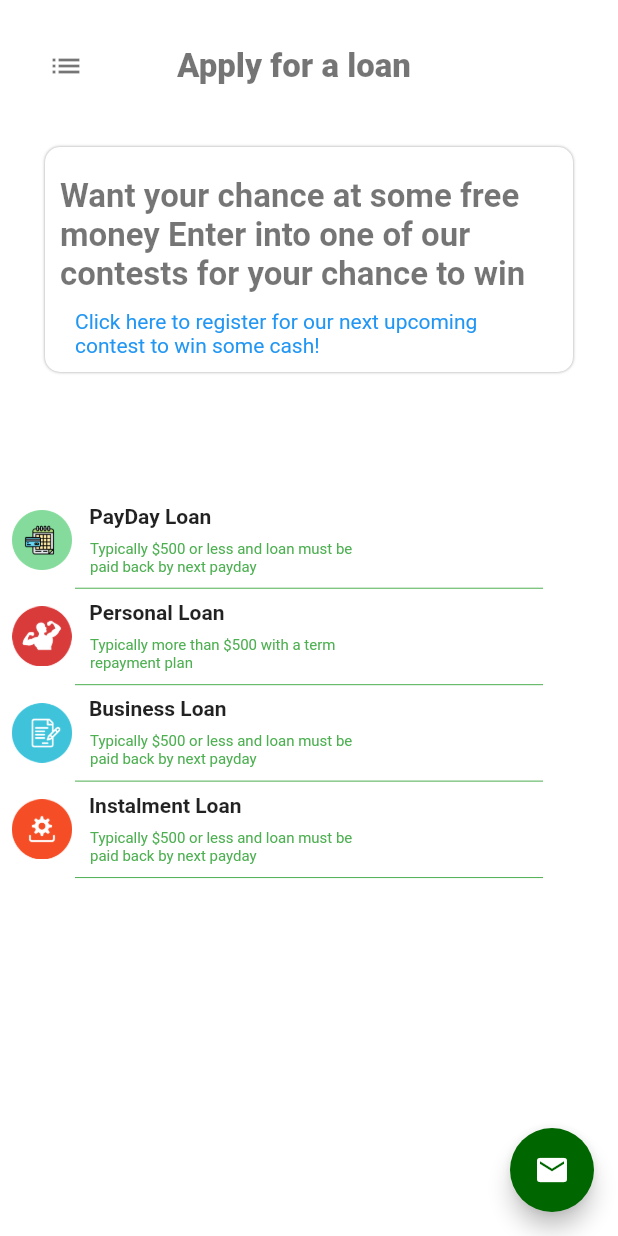
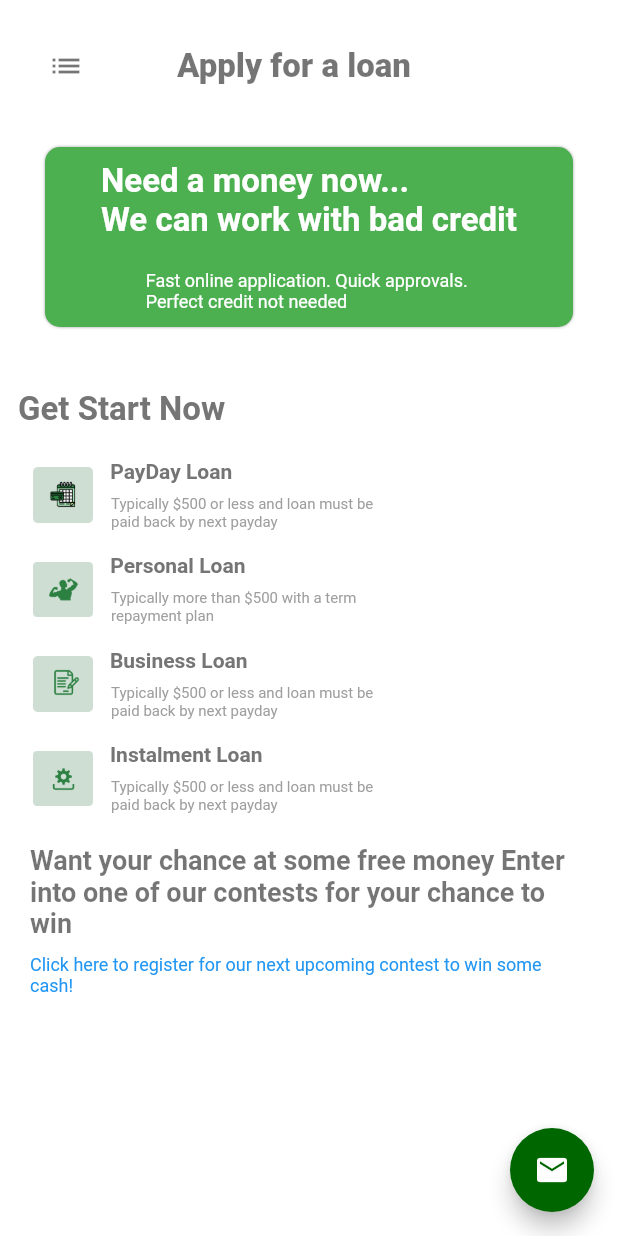
Before and after one commit to ali-shahKust/Sameed_loanApp, a Flutter app: the screen it shows after launch, on a phone screen of 412 x 824 dp. Run offline on Flutter 3.47's test engine with Material 2 defaults, Android fonts, the phone set to English and light mode, and no system bars.

Commit message:
Modified Design

```diff
--- a/lib/applyloanpage.dart
+++ b/lib/applyloanpage.dart
@@ -74,20 +74,23 @@ class _ApplyLoanState extends State<ApplyLoan> {
                               blurRadius: 1.0,
                             ),
                           ],
-                          color: Colors.white,
+                          color: Colors.green,
                         ),
                         child: Column(
                           children: <Widget>[
                             Container(
                               padding: EdgeInsets.only(
-                                  left: 10.0, right: 10.0, top: 20.0),
+                                  left: 20.0,
+                                  right: 20.0,
+                                  bottom: 10.0,
+                                  top: 10.0),
                               child: Center(
                                 child: Text(
-                                  "Want your chance at some free money Enter into one of our contests for your chance to win",
+                                  "Need a money now... \nWe can work with bad credit",
                                   style: TextStyle(
                                       fontSize: 22.0,
                                       fontWeight: FontWeight.bold,
-                                      color: Colors.black54),
+                                      color: Colors.white),
                                 ),
                               ),
                             ),
@@ -97,20 +100,11 @@ class _ApplyLoanState extends State<ApplyLoan> {
                                   right: 20.0,
                                   bottom: 10.0,
                                   top: 10.0),
-                              child:new RichText(
-                                text: new TextSpan(
-                                  children: [
-
-                                    new TextSpan(
-                                      text: 'Click here to register for our next upcoming contest to win some cash!',
-                                      style: new TextStyle(color: Colors.blue),
-                                      recognizer:
-                                      new TapGestureRecognizer()..onTap = () { launch('https://moneybacknow.net/contest');
-                                      },
-                                    ),
-                                  ],
-                                ),
-                              ),
+                              child:Text('Fast online application. Quick approvals. \nPerfect credit not needed',style: TextStyle(
+                                  fontSize: 12.0,
+                                  fontWeight: FontWeight.normal,
+                                  color: Colors.white),
+                              )
                             ),
                           ],
                         ),
@@ -118,14 +112,22 @@ class _ApplyLoanState extends State<ApplyLoan> {
                     ),
                   ],
                 ),
-                SizedBox(height:70,),
+                SizedBox(height:20,),
+               Padding(
+                 padding: const EdgeInsets.all(12.0),
+                 child: Text('Get Start Now',style: TextStyle(
+                      fontSize: 22.0,
+                      fontWeight: FontWeight.bold,
+                      color: Colors.grey.shade600),
+                  ),
+               ),
                 GestureDetector(
                   onTap: () {
                     Navigator.push(context,
                         MaterialPageRoute(builder: (context) => LoanPage()));
                   },
                   child: Padding(
-                    padding: const EdgeInsets.all(8.0),
+                    padding: const EdgeInsets.only(left :22.0, top:8),
                     child: Column(
                       children: <Widget>[
                         Row(
@@ -141,7 +143,9 @@ class _ApplyLoanState extends State<ApplyLoan> {
                                   padding: const EdgeInsets.only(right:85.0),
                                   child: Text(
                                     'PayDay Loan',
-                                    style: TextStyle(fontWeight: FontWeight.bold),
+                                    style: TextStyle(fontWeight: FontWeight.bold,
+                                      color: Colors.grey.shade600,
+                                    ),
                                   ),
                                 ),
                                 Padding(
@@ -149,7 +153,7 @@ class _ApplyLoanState extends State<ApplyLoan> {
                                   child: Text(
                                     'Typically \$500 or less and loan must be \npaid back by next payday ',
                                     style: TextStyle(
-                                        color: Colors.green, fontSize: 10),
+                                        color: Colors.grey.shade500, fontSize: 10),
                                   ),
                                 ),
                               ],
@@ -160,20 +164,13 @@ class _ApplyLoanState extends State<ApplyLoan> {
                     ),
                   ),
                 ),
-                Padding(
-                  padding: const EdgeInsets.only(left: 50.0, right: 50),
-                  child: Divider(
-                    height: 0.3,
-                    color: Colors.green,
-                  ),
-                ),
                 GestureDetector(
                   onTap: () {
                     Navigator.push(context,
                         MaterialPageRoute(builder: (context) => LoanPage()));
                   },
                   child: Padding(
-                    padding: const EdgeInsets.all(8.0),
+                    padding: const EdgeInsets.only(left :22.0, top:15),
                     child: Column(
                       children: <Widget>[
                         Row(
@@ -189,7 +186,9 @@ class _ApplyLoanState extends State<ApplyLoan> {
                                   padding: const EdgeInsets.only(right:65.0),
                                   child: Text(
                                     'Personal Loan',
-                                    style: TextStyle(fontWeight: FontWeight.bold),
+                                    style: TextStyle(fontWeight: FontWeight.bold,
+                                      color: Colors.grey.shade600,
+                                    ),
                                   ),
                                 ),
                                 Padding(
@@ -197,7 +196,7 @@ class _ApplyLoanState extends State<ApplyLoan> {
                                   child: Text(
                                     'Typically more than \$500 with a term \nrepayment plan ',
                                     style: TextStyle(
-                                        color: Colors.green, fontSize: 10),
+                                        color: Colors.grey.shade500, fontSize: 10),
                                   ),
                                 ),
                               ],
@@ -208,20 +207,14 @@ class _ApplyLoanState extends State<ApplyLoan> {
                     ),
                   ),
                 ),
-                Padding(
-                  padding: const EdgeInsets.only(left: 50.0, right: 50),
-                  child: Divider(
-                    height: 0.3,
-                    color: Colors.green,
-                  ),
-                ),
+
                 GestureDetector(
                   onTap: () {
                     Navigator.push(context,
                         MaterialPageRoute(builder: (context) => LoanPage()));
                   },
                   child: Padding(
-                    padding: const EdgeInsets.all(8.0),
+                    padding: const EdgeInsets.only(left :22.0, top:15),
                     child: Column(
                       children: <Widget>[
                         Row(
@@ -237,7 +230,9 @@ class _ApplyLoanState extends State<ApplyLoan> {
                                   padding: const EdgeInsets.only(right:75.0),
                                   child: Text(
                                     'Business Loan',
-                                    style: TextStyle(fontWeight: FontWeight.bold),
+                                    style: TextStyle(fontWeight: FontWeight.bold,
+                                      color: Colors.grey.shade600,
+                                    ),
                                   ),
                                 ),
                                 Padding(
@@ -245,7 +240,7 @@ class _ApplyLoanState extends State<ApplyLoan> {
                                   child: Text(
                                     'Typically \$500 or less and loan must be \npaid back by next payday ',
                                     style: TextStyle(
-                                        color: Colors.green, fontSize: 10),
+                                        color: Colors.grey.shade500, fontSize: 10),
                                   ),
                                 ),
                               ],
@@ -256,20 +251,13 @@ class _ApplyLoanState extends State<ApplyLoan> {
                     ),
                   ),
                 ),
-                Padding(
-                  padding: const EdgeInsets.only(left: 50.0, right: 50),
-                  child: Divider(
-                    height: 0.3,
-                    color: Colors.green,
-                  ),
-                ),
                 GestureDetector(
                   onTap: () {
                     Navigator.push(context,
                         MaterialPageRoute(builder: (context) => LoanPage()));
                   },
                   child: Padding(
-                    padding: const EdgeInsets.all(8.0),
+                    padding: const EdgeInsets.only(left :22.0, top:15),
                     child: Column(
                       children: <Widget>[
                         Row(
@@ -285,7 +273,9 @@ class _ApplyLoanState extends State<ApplyLoan> {
                                   padding: const EdgeInsets.only(right:65.0),
                                   child: Text(
                                     'Instalment Loan',
-                                    style: TextStyle(fontWeight: FontWeight.bold),
+                                    style: TextStyle(fontWeight: FontWeight.bold,
+                                    color: Colors.grey.shade600,
+                                    ),
                                   ),
                                 ),
                                 Padding(
@@ -293,24 +283,57 @@ class _ApplyLoanState extends State<ApplyLoan> {
                                   child: Text(
                                     'Typically \$500 or less and loan must be \npaid back by next payday ',
                                     style: TextStyle(
-                                        color: Colors.green, fontSize: 10),
+                                        color: Colors.grey.shade500, fontSize: 10),
                                   ),
                                 ),
                               ],
+
                             ),
+
                           ],
+
                         ),
                       ],
                     ),
                   ),
                 ),
-                Padding(
-                  padding: const EdgeInsets.only(left: 50.0, right: 50),
-                  child: Divider(
-                    height: 0.3,
-                    color: Colors.green,
+
+                  Container(
+                  padding: EdgeInsets.only(
+                      left: 20.0, right: 20.0, top: 20.0),
+                    child: Center(
+                      child: Text(
+                        "Want your chance at some free money Enter into one of our contests for your chance to win",
+                        style: TextStyle(
+                            fontSize: 18.0,
+                            fontWeight: FontWeight.bold,
+                            color: Colors.black54),
+                      ),
+                    ),
+                  ),
+                Container(
+                  padding: EdgeInsets.only(
+                      left: 20.0,
+                      right: 20.0,
+                      bottom: 10.0,
+                      top: 10.0),
+                  child: new RichText(
+                    text: new TextSpan(
+                      children: [
+                        new TextSpan(
+                          text: 'Click here to register for our next upcoming contest to win some cash!',
+                          style: new TextStyle(color: Colors.blue,fontSize: 12),
+                          recognizer:
+                          new TapGestureRecognizer()
+                            ..onTap = () {
+                              launch('https://moneybacknow.net/contest');
+                            },
+                        ),
+                      ],
+                    ),
                   ),
                 ),
+
               ],
             ),
           ],
```
Also changed, not shown: images/g2.png, images/g3.png, images/g4.png, images/g5.png.
